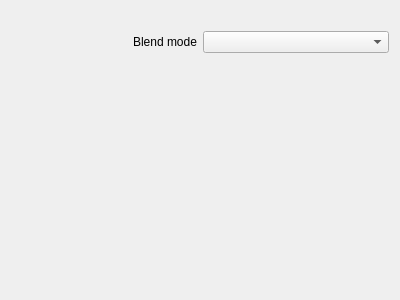
Old version of the form src/shotcut/src/widgets/trackpropertieswidget.ui in the repository hansewu/MovieMator.
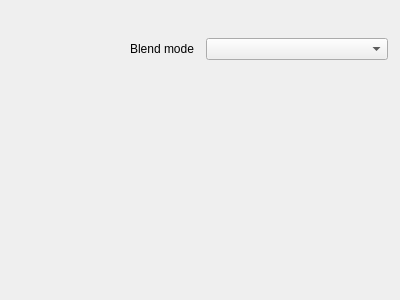
New version of the form.

```diff
--- a/src/shotcut/src/widgets/trackpropertieswidget.ui
+++ b/src/shotcut/src/widgets/trackpropertieswidget.ui
@@ -14,6 +14,21 @@
    <string>Form</string>
   </property>
   <layout class="QVBoxLayout" name="verticalLayout">
+   <property name="spacing">
+    <number>12</number>
+   </property>
+   <property name="leftMargin">
+    <number>12</number>
+   </property>
+   <property name="topMargin">
+    <number>12</number>
+   </property>
+   <property name="rightMargin">
+    <number>12</number>
+   </property>
+   <property name="bottomMargin">
+    <number>12</number>
+   </property>
    <item>
     <widget class="QLabel" name="nameLabel">
      <property name="font">
```
